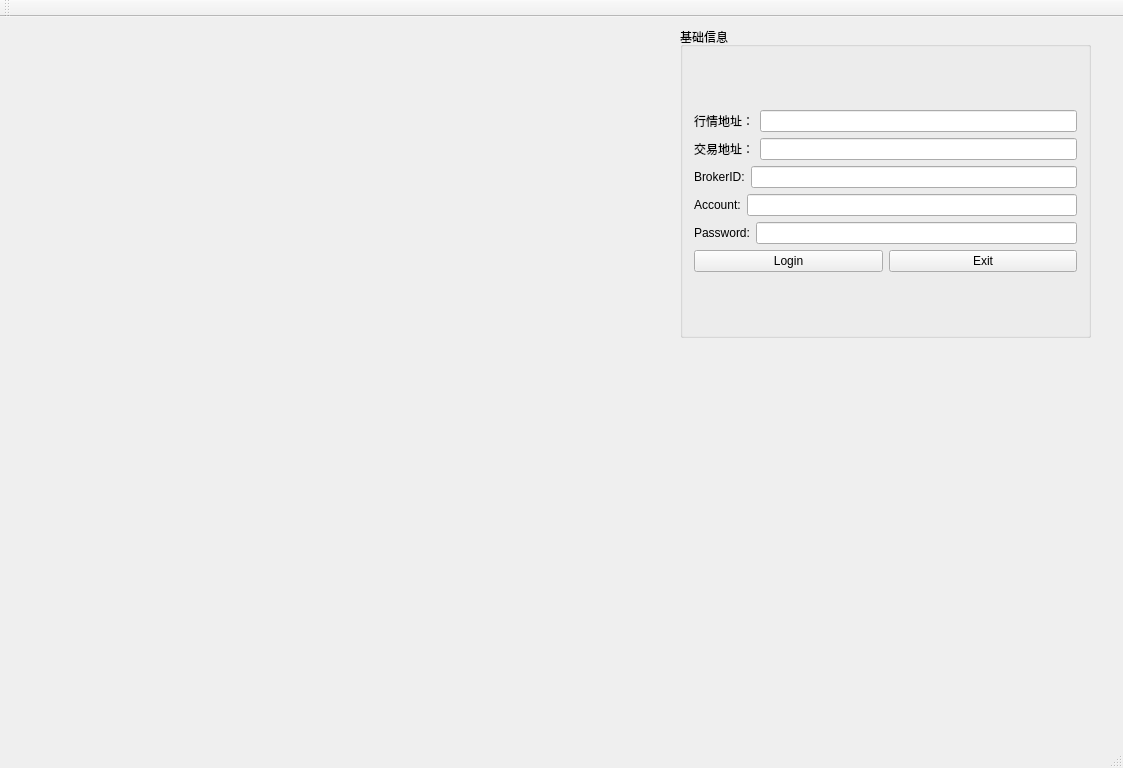
freakybridge/Stratus, file Stratus.ui: the form before one commit.
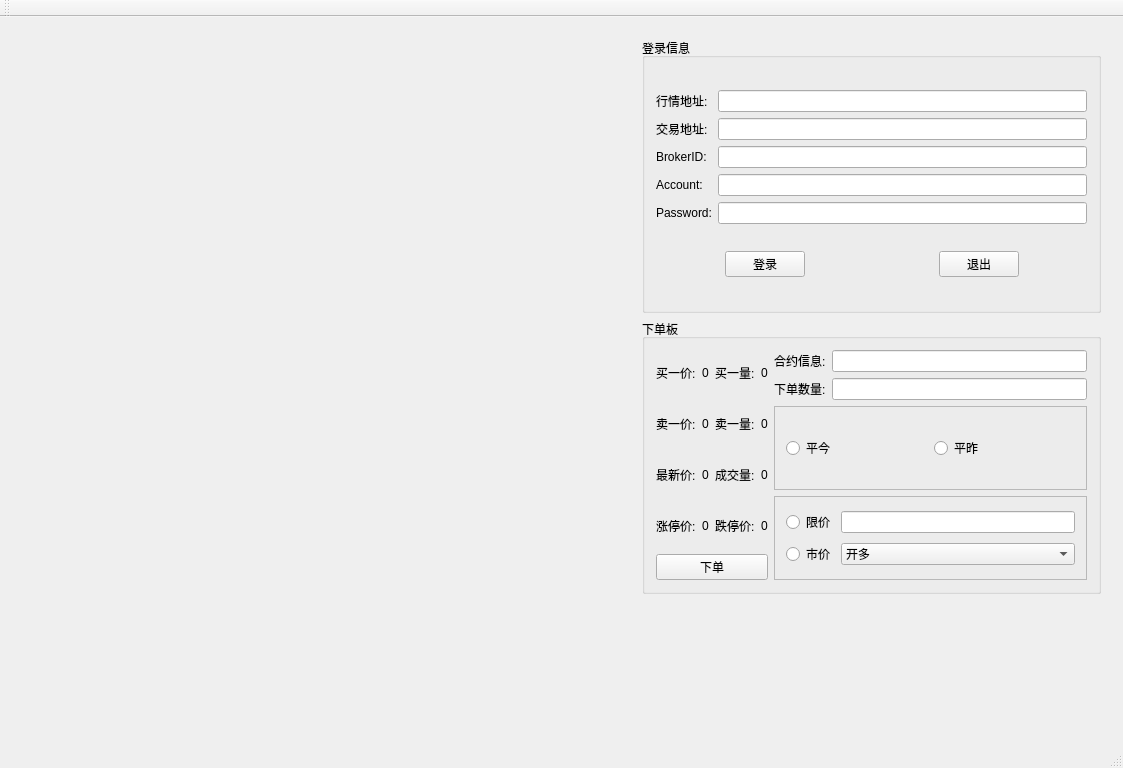
The form after the commit.

Commit message: 完成下单板

The edit to the form file:
```diff
--- a/Stratus.ui
+++ b/Stratus.ui
@@ -14,51 +14,38 @@
    <string>Stratus</string>
   </property>
   <widget class="QWidget" name="centralWidget">
-   <widget class="QGroupBox" name="groupBox">
+   <widget class="QWidget" name="">
     <property name="geometry">
      <rect>
-      <x>680</x>
+      <x>631</x>
       <y>10</y>
-      <width>411</width>
-      <height>311</height>
+      <width>481</width>
+      <height>578</height>
      </rect>
     </property>
+    <layout class="QVBoxLayout" name="verticalLayout_6">
+     <item>
+      <widget class="QGroupBox" name="groupBox">
     <property name="title">
-     <string>基础信息</string>
-    </property>
+        <string>登录信息</string>
+       </property>
+       <layout class="QGridLayout" name="gridLayout">
+        <item row="0" column="0">
     <layout class="QVBoxLayout" name="verticalLayout_2">
      <item>
-      <layout class="QVBoxLayout" name="verticalLayout">
-       <item>
-        <layout class="QHBoxLayout" name="horizontalLayout">
-         <item>
           <widget class="QLabel" name="label">
            <property name="text">
-            <string>行情地址：</string>
+             <string>行情地址:</string>
            </property>
           </widget>
          </item>
-         <item>
-          <widget class="QLineEdit" name="lineEdit"/>
-         </item>
-        </layout>
-       </item>
-       <item>
-        <layout class="QHBoxLayout" name="horizontalLayout_2">
          <item>
           <widget class="QLabel" name="label_2">
            <property name="text">
-            <string>交易地址：</string>
+             <string>交易地址:</string>
            </property>
           </widget>
          </item>
-         <item>
-          <widget class="QLineEdit" name="lineEdit_2"/>
-         </item>
-        </layout>
-       </item>
-       <item>
-        <layout class="QHBoxLayout" name="horizontalLayout_3">
          <item>
           <widget class="QLabel" name="label_3">
            <property name="text">
@@ -67,13 +54,6 @@
           </widget>
          </item>
          <item>
-          <widget class="QLineEdit" name="lineEdit_3"/>
-         </item>
-        </layout>
-       </item>
-       <item>
-        <layout class="QHBoxLayout" name="horizontalLayout_4">
-         <item>
           <widget class="QLabel" name="label_4">
            <property name="text">
             <string>Account:</string>
@@ -81,43 +61,371 @@
           </widget>
          </item>
          <item>
-          <widget class="QLineEdit" name="lineEdit_4"/>
-         </item>
-        </layout>
-       </item>
-       <item>
-        <layout class="QHBoxLayout" name="horizontalLayout_5">
-         <item>
           <widget class="QLabel" name="label_5">
            <property name="text">
             <string>Password:</string>
            </property>
           </widget>
          </item>
-         <item>
-          <widget class="QLineEdit" name="lineEdit_5"/>
-         </item>
-        </layout>
-       </item>
-       <item>
+         </layout>
+        </item>
+        <item row="1" column="0" colspan="2">
         <layout class="QHBoxLayout" name="horizontalLayout_6">
+          <item>
+           <spacer name="horizontalSpacer_2">
+            <property name="orientation">
+             <enum>Qt::Horizontal</enum>
+            </property>
+            <property name="sizeHint" stdset="0">
+             <size>
+              <width>38</width>
+              <height>20</height>
+             </size>
+            </property>
+           </spacer>
+          </item>
          <item>
           <widget class="QPushButton" name="pushButton">
            <property name="text">
-            <string>Login</string>
+             <string>登录</string>
            </property>
           </widget>
          </item>
+          <item>
+           <spacer name="horizontalSpacer">
+            <property name="orientation">
+             <enum>Qt::Horizontal</enum>
+            </property>
+            <property name="sizeHint" stdset="0">
+             <size>
+              <width>128</width>
+              <height>20</height>
+             </size>
+            </property>
+           </spacer>
+          </item>
          <item>
           <widget class="QPushButton" name="pushButton_2">
            <property name="text">
-            <string>Exit</string>
+             <string>退出</string>
            </property>
           </widget>
          </item>
-        </layout>
-       </item>
-      </layout>
+          <item>
+           <spacer name="horizontalSpacer_3">
+            <property name="orientation">
+             <enum>Qt::Horizontal</enum>
+            </property>
+            <property name="sizeHint" stdset="0">
+             <size>
+              <width>58</width>
+              <height>20</height>
+             </size>
+            </property>
+           </spacer>
+          </item>
+         </layout>
+        </item>
+        <item row="0" column="1">
+         <layout class="QVBoxLayout" name="verticalLayout">
+          <item>
+           <widget class="QLineEdit" name="lineEdit"/>
+          </item>
+          <item>
+           <widget class="QLineEdit" name="lineEdit_2"/>
+          </item>
+          <item>
+           <widget class="QLineEdit" name="lineEdit_3"/>
+          </item>
+          <item>
+           <widget class="QLineEdit" name="lineEdit_4"/>
+          </item>
+          <item>
+           <widget class="QLineEdit" name="lineEdit_5"/>
+          </item>
+         </layout>
+        </item>
+       </layout>
+      </widget>
+     </item>
+     <item>
+      <widget class="QGroupBox" name="groupBox_2">
+       <property name="title">
+        <string>下单板</string>
+       </property>
+       <layout class="QVBoxLayout" name="verticalLayout_11">
+        <item>
+         <layout class="QHBoxLayout" name="horizontalLayout_8">
+          <item>
+           <layout class="QVBoxLayout" name="verticalLayout_4">
+            <item>
+             <layout class="QVBoxLayout" name="verticalLayout_3">
+              <item>
+               <layout class="QHBoxLayout" name="horizontalLayout">
+                <item>
+                 <widget class="QLabel" name="label_14">
+                  <property name="text">
+                   <string>买一价:</string>
+                  </property>
+                 </widget>
+                </item>
+                <item>
+                 <widget class="QLabel" name="label_15">
+                  <property name="text">
+                   <string>0</string>
+                  </property>
+                 </widget>
+                </item>
+                <item>
+                 <widget class="QLabel" name="label_16">
+                  <property name="text">
+                   <string>买一量:</string>
+                  </property>
+                 </widget>
+                </item>
+                <item>
+                 <widget class="QLabel" name="label_17">
+                  <property name="text">
+                   <string>0</string>
+                  </property>
+                 </widget>
+                </item>
+               </layout>
+              </item>
+              <item>
+               <layout class="QHBoxLayout" name="horizontalLayout_2">
+                <item>
+                 <widget class="QLabel" name="label_11">
+                  <property name="text">
+                   <string>卖一价:</string>
+                  </property>
+                 </widget>
+                </item>
+                <item>
+                 <widget class="QLabel" name="label_10">
+                  <property name="text">
+                   <string>0</string>
+                  </property>
+                 </widget>
+                </item>
+                <item>
+                 <widget class="QLabel" name="label_18">
+                  <property name="text">
+                   <string>卖一量:</string>
+                  </property>
+                 </widget>
+                </item>
+                <item>
+                 <widget class="QLabel" name="label_19">
+                  <property name="text">
+                   <string>0</string>
+                  </property>
+                 </widget>
+                </item>
+               </layout>
+              </item>
+              <item>
+               <layout class="QHBoxLayout" name="horizontalLayout_3">
+                <item>
+                 <widget class="QLabel" name="label_12">
+                  <property name="text">
+                   <string>最新价:</string>
+                  </property>
+                 </widget>
+                </item>
+                <item>
+                 <widget class="QLabel" name="label_21">
+                  <property name="text">
+                   <string>0</string>
+                  </property>
+                 </widget>
+                </item>
+                <item>
+                 <widget class="QLabel" name="label_20">
+                  <property name="text">
+                   <string>成交量:</string>
+                  </property>
+                 </widget>
+                </item>
+                <item>
+                 <widget class="QLabel" name="label_13">
+                  <property name="text">
+                   <string>0</string>
+                  </property>
+                 </widget>
+                </item>
+               </layout>
+              </item>
+              <item>
+               <layout class="QHBoxLayout" name="horizontalLayout_4">
+                <item>
+                 <widget class="QLabel" name="label_8">
+                  <property name="text">
+                   <string>涨停价:</string>
+                  </property>
+                 </widget>
+                </item>
+                <item>
+                 <widget class="QLabel" name="label_23">
+                  <property name="text">
+                   <string>0</string>
+                  </property>
+                 </widget>
+                </item>
+                <item>
+                 <widget class="QLabel" name="label_22">
+                  <property name="text">
+                   <string>跌停价:</string>
+                  </property>
+                 </widget>
+                </item>
+                <item>
+                 <widget class="QLabel" name="label_9">
+                  <property name="text">
+                   <string>0</string>
+                  </property>
+                 </widget>
+                </item>
+               </layout>
+              </item>
+             </layout>
+            </item>
+            <item>
+             <widget class="QPushButton" name="pushButton_3">
+              <property name="text">
+               <string>下单</string>
+              </property>
+             </widget>
+            </item>
+           </layout>
+          </item>
+          <item>
+           <layout class="QVBoxLayout" name="verticalLayout_5">
+            <item>
+             <layout class="QGridLayout" name="gridLayout_2">
+              <item row="0" column="1">
+               <widget class="QLineEdit" name="lineEdit_6"/>
+              </item>
+              <item row="1" column="1">
+               <widget class="QLineEdit" name="lineEdit_7">
+                <property name="text">
+                 <string/>
+                </property>
+               </widget>
+              </item>
+              <item row="1" column="0">
+               <widget class="QLabel" name="label_7">
+                <property name="text">
+                 <string>下单数量:</string>
+                </property>
+               </widget>
+              </item>
+              <item row="0" column="0">
+               <widget class="QLabel" name="label_6">
+                <property name="text">
+                 <string>合约信息:</string>
+                </property>
+               </widget>
+              </item>
+             </layout>
+            </item>
+            <item>
+             <layout class="QHBoxLayout" name="horizontalLayout_5">
+              <item>
+               <widget class="QFrame" name="frame">
+                <property name="frameShape">
+                 <enum>QFrame::StyledPanel</enum>
+                </property>
+                <property name="frameShadow">
+                 <enum>QFrame::Raised</enum>
+                </property>
+                <layout class="QHBoxLayout" name="horizontalLayout_7">
+                 <item>
+                  <widget class="QRadioButton" name="radioButton">
+                   <property name="text">
+                    <string>平今</string>
+                   </property>
+                  </widget>
+                 </item>
+                 <item>
+                  <widget class="QRadioButton" name="radioButton_2">
+                   <property name="text">
+                    <string>平昨</string>
+                   </property>
+                  </widget>
+                 </item>
+                </layout>
+               </widget>
+              </item>
+             </layout>
+            </item>
+            <item>
+             <layout class="QGridLayout" name="gridLayout_3">
+              <item row="1" column="1">
+               <widget class="QFrame" name="frame_2">
+                <property name="frameShape">
+                 <enum>QFrame::StyledPanel</enum>
+                </property>
+                <property name="frameShadow">
+                 <enum>QFrame::Raised</enum>
+                </property>
+                <layout class="QGridLayout" name="gridLayout_4">
+                 <item row="0" column="0">
+                  <widget class="QRadioButton" name="radioButton_3">
+                   <property name="text">
+                    <string>限价</string>
+                   </property>
+                  </widget>
+                 </item>
+                 <item row="0" column="1">
+                  <widget class="QLineEdit" name="lineEdit_8">
+                   <property name="text">
+                    <string/>
+                   </property>
+                  </widget>
+                 </item>
+                 <item row="1" column="0">
+                  <widget class="QRadioButton" name="radioButton_4">
+                   <property name="text">
+                    <string>市价</string>
+                   </property>
+                  </widget>
+                 </item>
+                 <item row="1" column="1">
+                  <widget class="QComboBox" name="comboBox">
+                   <item>
+                    <property name="text">
+                     <string>开多</string>
+                    </property>
+                   </item>
+                   <item>
+                    <property name="text">
+                     <string>平多</string>
+                    </property>
+                   </item>
+                   <item>
+                    <property name="text">
+                     <string>开空</string>
+                    </property>
+                   </item>
+                   <item>
+                    <property name="text">
+                     <string>平空</string>
+                    </property>
+                   </item>
+                  </widget>
+                 </item>
+                </layout>
+               </widget>
+              </item>
+             </layout>
+            </item>
+           </layout>
+          </item>
+         </layout>
+        </item>
+       </layout>
+      </widget>
      </item>
     </layout>
    </widget>
```
Lines whose indentation alone changed are shown as unchanged.
